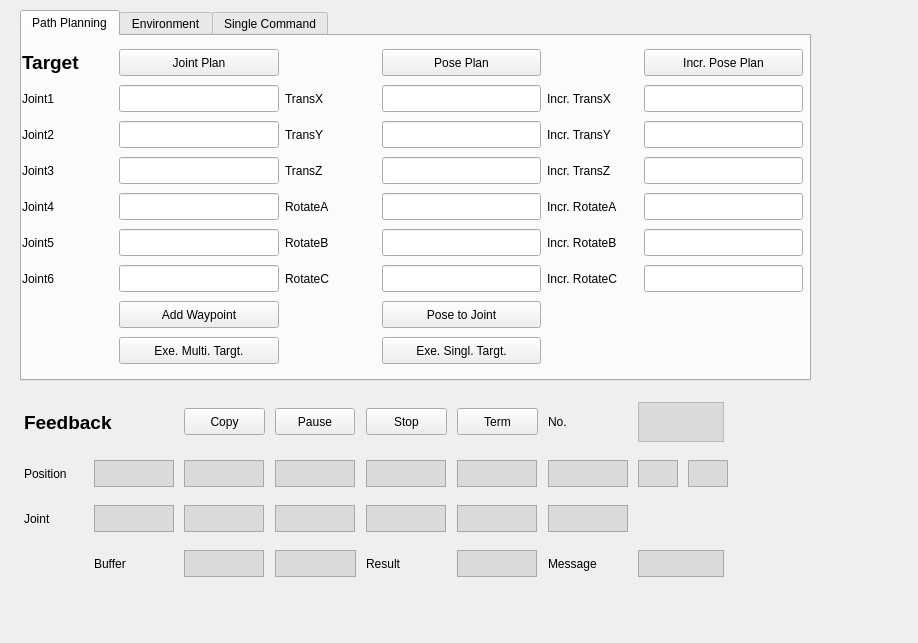
Old version of the form robot_driver_interface/src/gui/robotInterface.ui in the repository lppllppl920/GraduationProject-KukaNeedleAccurateInsertion.
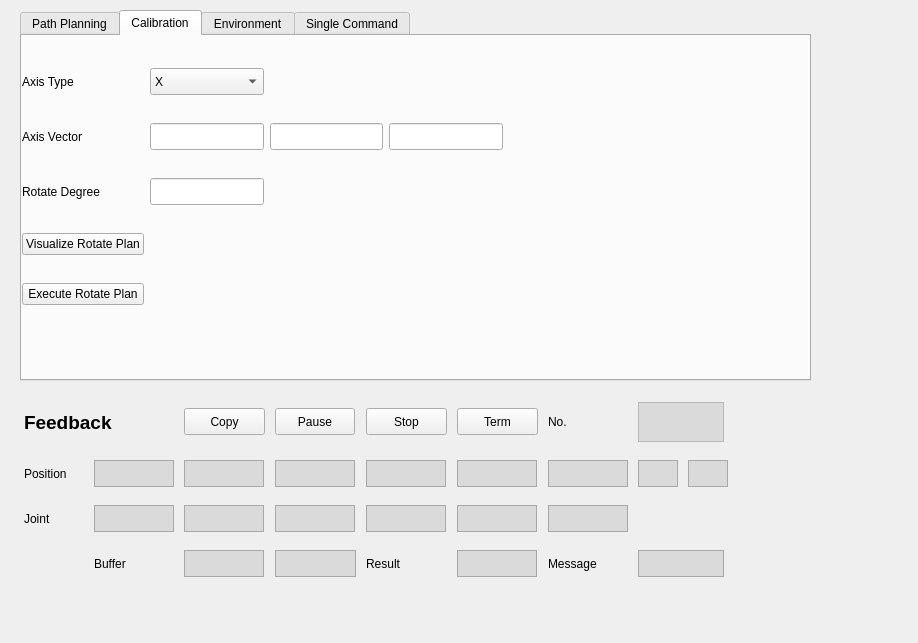
New version of the form.

Commit message: The motion command of rotating any degree around any axis completed

Diff of the .ui file:
```diff
--- a/robot_driver_interface/src/gui/robotInterface.ui
+++ b/robot_driver_interface/src/gui/robotInterface.ui
@@ -23,7 +23,7 @@
     </rect>
    </property>
    <property name="currentIndex">
-    <number>0</number>
+    <number>1</number>
    </property>
    <widget class="QWidget" name="tab_PathPlanning">
     <attribute name="title">
@@ -567,6 +567,128 @@
      </layout>
     </widget>
    </widget>
+   <widget class="QWidget" name="tab_Calibration">
+    <attribute name="title">
+     <string>Calibration</string>
+    </attribute>
+    <widget class="QWidget" name="gridLayoutWidget_10">
+     <property name="geometry">
+      <rect>
+       <x>0</x>
+       <y>10</y>
+       <width>481</width>
+       <height>281</height>
+      </rect>
+     </property>
+     <layout class="QGridLayout" name="gridLayout_10">
+      <item row="1" column="3">
+       <widget class="QLineEdit" name="lineEdit_AxisVectorZ">
+        <property name="maximumSize">
+         <size>
+          <width>160</width>
+          <height>27</height>
+         </size>
+        </property>
+       </widget>
+      </item>
+      <item row="0" column="0">
+       <widget class="QLabel" name="label_AxisType">
+        <property name="text">
+         <string>Axis Type</string>
+        </property>
+       </widget>
+      </item>
+      <item row="2" column="0">
+       <widget class="QLabel" name="label_RotateDegree">
+        <property name="text">
+         <string>Rotate Degree</string>
+        </property>
+       </widget>
+      </item>
+      <item row="2" column="1">
+       <widget class="QLineEdit" name="lineEdit_RotateDegree">
+        <property name="maximumSize">
+         <size>
+          <width>160</width>
+          <height>27</height>
+         </size>
+        </property>
+       </widget>
+      </item>
+      <item row="1" column="0">
+       <widget class="QLabel" name="label_AxisVector">
+        <property name="text">
+         <string>Axis Vector</string>
+        </property>
+       </widget>
+      </item>
+      <item row="4" column="0">
+       <widget class="QPushButton" name="pushButton_ExecuteRotatePlan">
+        <property name="text">
+         <string>Execute Rotate Plan</string>
+        </property>
+       </widget>
+      </item>
+      <item row="3" column="0">
+       <widget class="QPushButton" name="pushButton_VisualizeRotatePlan">
+        <property name="text">
+         <string>Visualize Rotate Plan</string>
+        </property>
+       </widget>
+      </item>
+      <item row="0" column="1">
+       <widget class="QComboBox" name="comboBox_AxisType">
+        <property name="maximumSize">
+         <size>
+          <width>266</width>
+          <height>27</height>
+         </size>
+        </property>
+        <item>
+         <property name="text">
+          <string>X</string>
+         </property>
+        </item>
+        <item>
+         <property name="text">
+          <string>Y</string>
+         </property>
+        </item>
+        <item>
+         <property name="text">
+          <string>Z</string>
+         </property>
+        </item>
+        <item>
+         <property name="text">
+          <string>Custom</string>
+         </property>
+        </item>
+       </widget>
+      </item>
+      <item row="1" column="1">
+       <widget class="QLineEdit" name="lineEdit_AxisVectorX">
+        <property name="maximumSize">
+         <size>
+          <width>160</width>
+          <height>27</height>
+         </size>
+        </property>
+       </widget>
+      </item>
+      <item row="1" column="2">
+       <widget class="QLineEdit" name="lineEdit_AxisVectorY">
+        <property name="maximumSize">
+         <size>
+          <width>160</width>
+          <height>27</height>
+         </size>
+        </property>
+       </widget>
+      </item>
+     </layout>
+    </widget>
+   </widget>
    <widget class="QWidget" name="tab_Environment">
     <attribute name="title">
      <string>Environment</string>
```
The commit also changes 3 other files.
